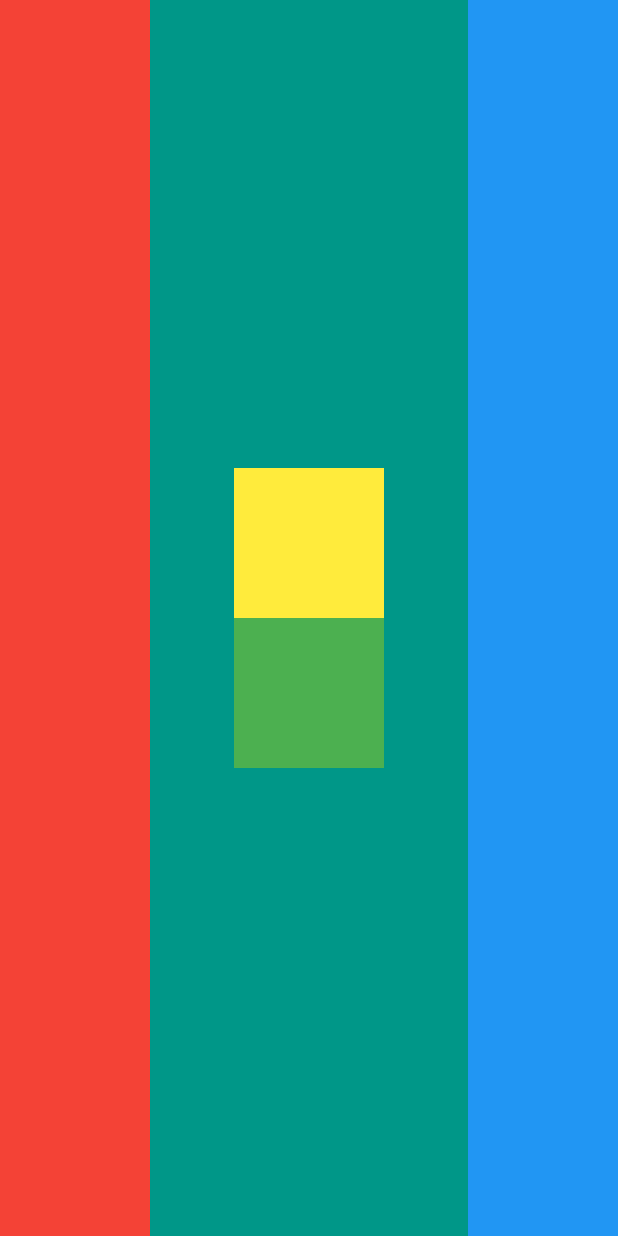
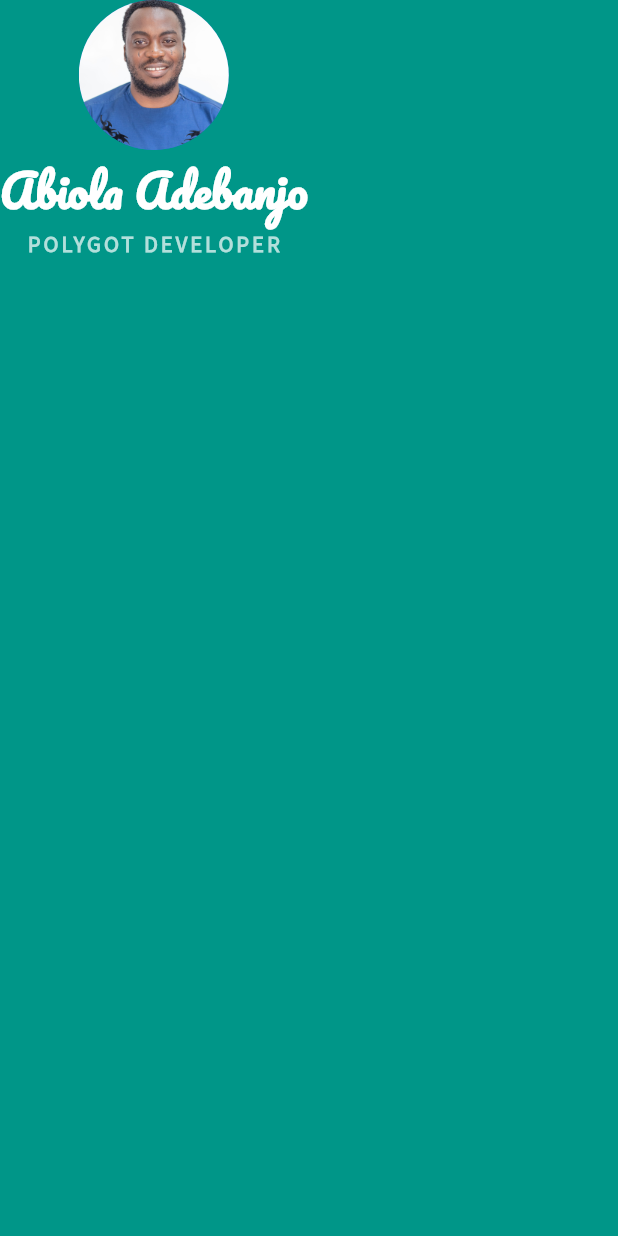
Before and after one commit to kreativecoder/mi_card, a Flutter app: the screen it shows after launch, on a phone screen of 412 x 824 dp. Run offline on Flutter 3.47's test engine with Material 2 defaults, Android fonts, the phone set to English and light mode, and no system bars.

Commit message:
Incorporating Custom Fonts in Your Flutter App

```diff
--- a/lib/main.dart
+++ b/lib/main.dart
@@ -11,35 +11,29 @@ class MyApp extends StatelessWidget {
       home: Scaffold(
         backgroundColor: Colors.teal,
         body: SafeArea(
-          child: Row(
-            mainAxisAlignment: MainAxisAlignment.spaceBetween,
-            crossAxisAlignment: CrossAxisAlignment.stretch,
+          child: Column(
             children: <Widget>[
-              Container(
-                width: 100.0,
-                color: Colors.red,
+              CircleAvatar(
+                radius: 50.0,
+                backgroundImage: AssetImage('images/abiola.jpg'),
               ),
-              Container(
-                child: Column(
-                  mainAxisAlignment: MainAxisAlignment.center,
-                  children: <Widget>[
-                    Container(
-                      height: 100.0,
-                      width: 100.0,
-                      color: Colors.yellow,
-                    ),
-                    Container(
-                      height: 100.0,
-                      width: 100.0,
-                      color: Colors.green,
-                    ),
-                  ],
-                ),
+              Text(
+                'Abiola Adebanjo',
+                style: TextStyle(
+                    fontFamily: 'Pacifico',
+                    fontSize: 30.0,
+                    color: Colors.white,
+                    fontWeight: FontWeight.bold),
               ),
-              Container(
-                width: 100.0,
-                color: Colors.blue,
-              )
+              Text(
+                'POLYGOT DEVELOPER',
+                style: TextStyle(
+                    fontFamily: 'Source Sans Pro',
+                    fontSize: 15.0,
+                    color: Colors.teal[100],
+                    letterSpacing: 2,
+                    fontWeight: FontWeight.bold),
+              ),
             ],
           ),
         ),
```
Also changed, not shown: pubspec.yaml (+9 -48 lines), fonts/Pacifico-Regular.ttf (added), fonts/SourceSansPro-Regular.ttf (added), images/abiola.jpg (added), 1 other file.
